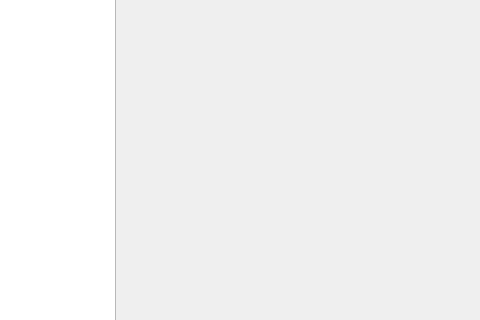
First picture: the form in Assignment_Window.ui, repository JonasHendrikWeiss/MD_Plan, before the edit; both pictures show x 225 to 705 and y 505 to 825 of the 1197 by 916 pixel window.
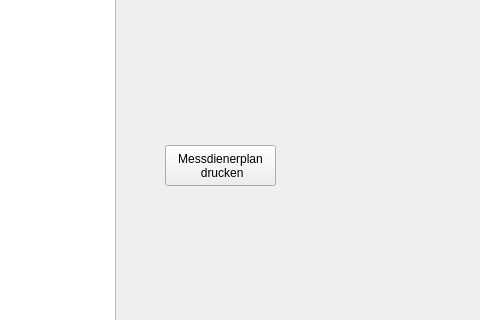
Second picture: the form after the edit.

Commit message: add the ability to print plans through a gui

Diff of the .ui file:
```diff
--- a/Assignment_Window.ui
+++ b/Assignment_Window.ui
@@ -356,7 +356,7 @@
      </font>
     </property>
     <property name="text">
-     <string> </string>
+     <string/>
     </property>
     <property name="alignment">
      <set>Qt::AlignCenter</set>
@@ -365,6 +365,20 @@
      <bool>false</bool>
     </property>
    </widget>
+   <widget class="QPushButton" name="pushButton_print">
+    <property name="geometry">
+     <rect>
+      <x>390</x>
+      <y>650</y>
+      <width>111</width>
+      <height>41</height>
+     </rect>
+    </property>
+    <property name="text">
+     <string>Messdienerplan 
+ drucken</string>
+    </property>
+   </widget>
   </widget>
   <widget class="QMenuBar" name="menubar">
    <property name="geometry">
```
The commit also changes 3 other files.
